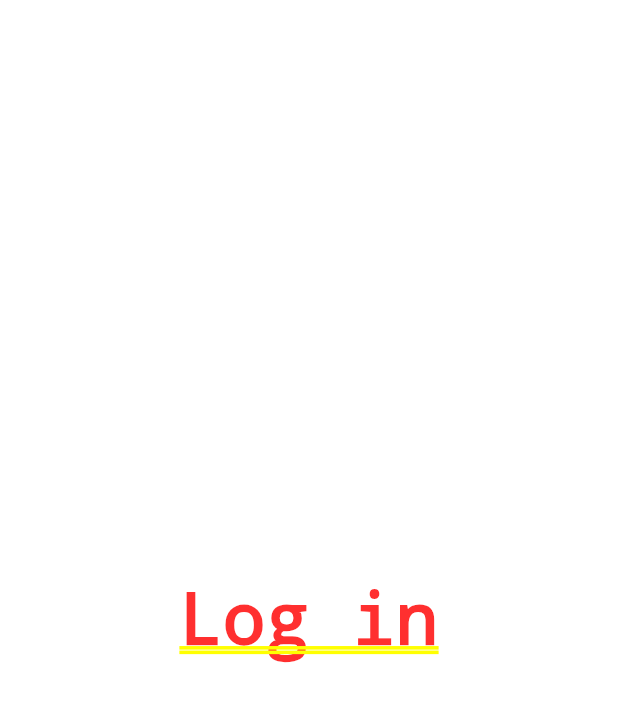
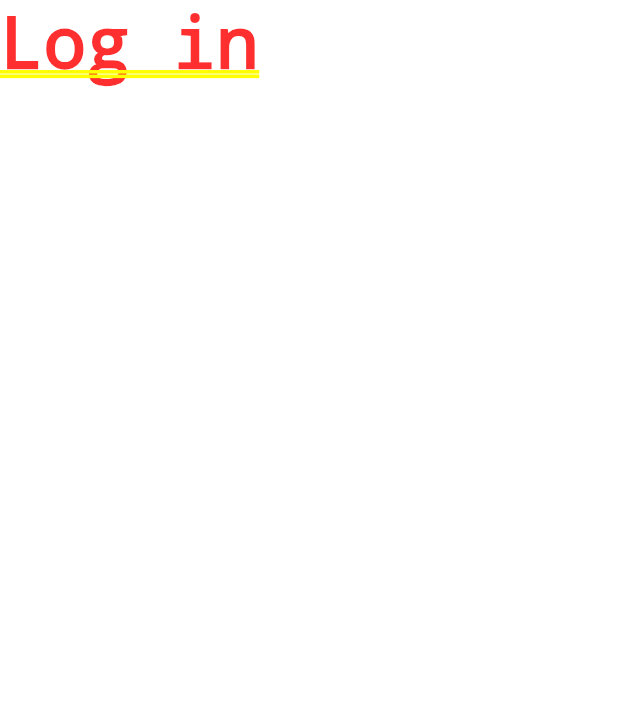
Before and after one commit to shroida/DocPoint, a Flutter app: the screen it shows after launch, after a tap on "Skip", after a tap on "Get Started", on a phone screen of 412 x 824 dp. Shown: the top 702 px of the screen. Run offline on Flutter 3.47's test engine with Material 3 defaults, Android fonts, the phone set to English and light mode, and no system bars; our stand-ins replace flutter_screenutil, go_router, smooth_page_indicator.

Commit message:
add text

```diff
--- a/lib/features/login/ui/login_screen.dart
+++ b/lib/features/login/ui/login_screen.dart
@@ -5,7 +5,7 @@ class LoginScreen extends StatelessWidget {
 
   @override
   Widget build(BuildContext context) {
-    return const Center(
+    return const SafeArea(
       child: Text('Log in'),
     );
   }
```
